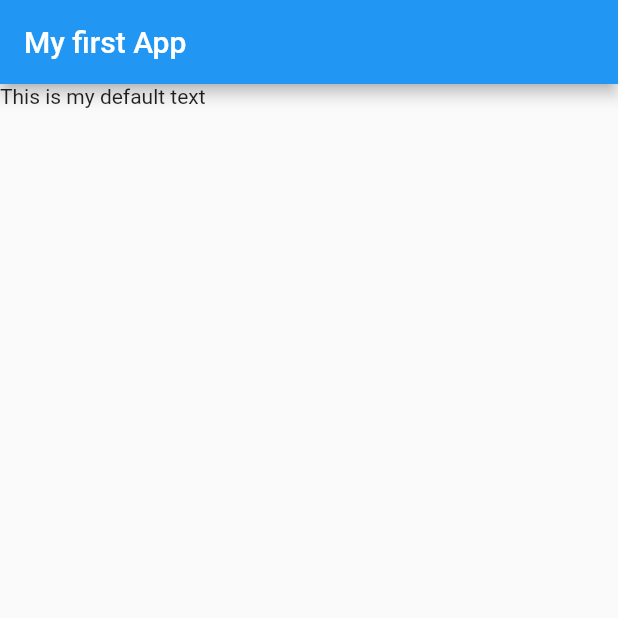
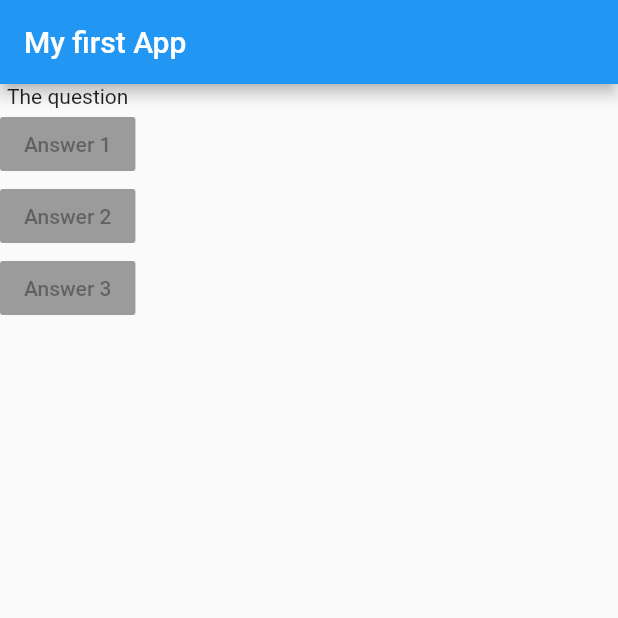
Before and after one commit to sudipbiswas1998/quiz_app, a Flutter app: the screen it shows after launch, on a phone screen of 412 x 824 dp, the top half of it. Run offline on Flutter 3.47's test engine with Material 2 defaults, Android fonts, the phone set to English and light mode, and no system bars.

Commit message:
second commit

```diff
--- a/lib/main.dart
+++ b/lib/main.dart
@@ -12,7 +12,23 @@ class MyApp extends StatelessWidget {
         appBar: AppBar(
           title: Text('My first App'),
         ),
-        body: Text('This is my default text'),
+        body: Column(
+          children: [
+            Text('The question'),
+            RaisedButton(
+              child: Text('Answer 1'),
+              onPressed: null,
+            ),
+            RaisedButton(
+              child: Text('Answer 2'),
+              onPressed: null,
+            ),
+            RaisedButton(
+              child: Text('Answer 3'),
+              onPressed: null,
+            ),
+          ],
+        ),
       ),
     );
   }
```
Also changed, not shown: 1 other file.
